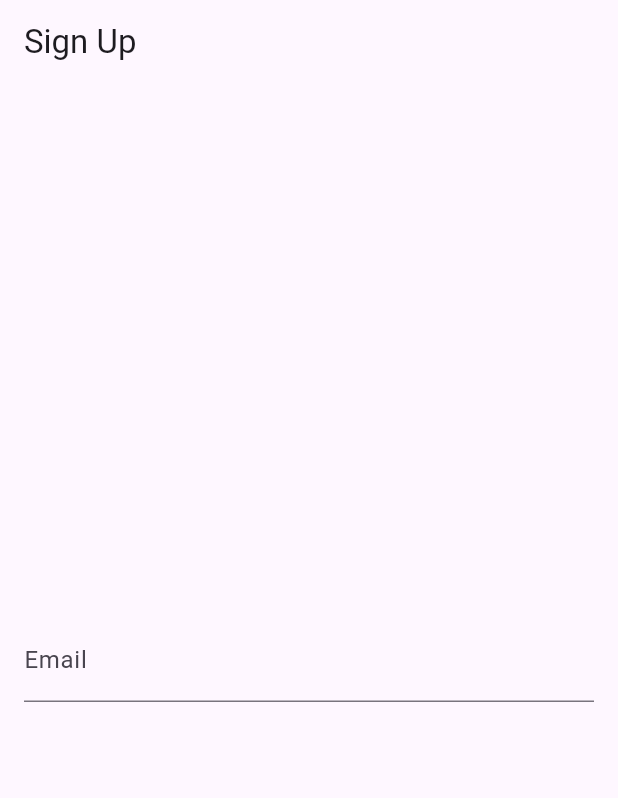
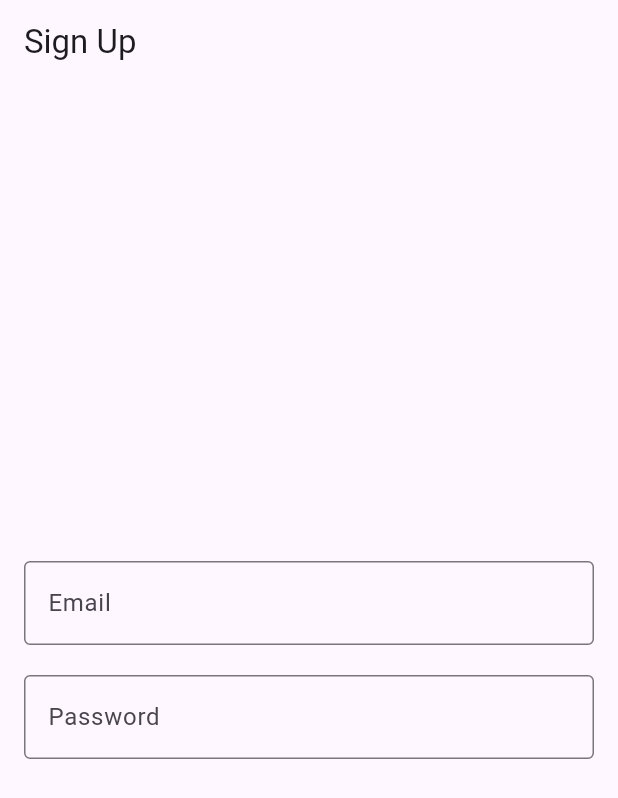
Before and after one commit to whelentyn/chs_sma, a Flutter app: the screen it shows after launch, on a phone screen of 412 x 824 dp. Shown: the top 798 px of the screen. Run offline on Flutter 3.47's test engine with Material 3 defaults, Android fonts, the phone set to English and light mode, and no system bars; our stand-ins replace firebase_auth, firebase_core; accounts and stored records are empty.

Commit message:
added input boxes for email and password sign up

```diff
--- a/lib/signup_screen.dart
+++ b/lib/signup_screen.dart
@@ -15,7 +15,7 @@ class _SignUpScreenState extends State<SignUpScreen> {
   TextEditingController _passController = TextEditingController();
 
   String _email = "";
-  String password = "";
+  String _password = "";
 
   @override
   Widget build(BuildContext context) {
@@ -25,7 +25,7 @@ class _SignUpScreenState extends State<SignUpScreen> {
       ),
       body: Center(
         child: Padding(
-          padding: EdgeInsets.all(16),
+          padding: const EdgeInsets.all(16),
           child: Form(
             key: _formKey,
             child: Column(
@@ -36,7 +36,39 @@ class _SignUpScreenState extends State<SignUpScreen> {
                   keyboardType: TextInputType.emailAddress,
                   decoration: const InputDecoration(
                     label: Text("Email"),
+                    border: OutlineInputBorder(),
                   ),
+                  validator: (value){
+                    if(value == null || value.isEmpty) {
+                      return "Please enter your email address!";
+                    }
+                    return null;
+                  },
+                  onChanged: (value){
+                    setState(() {
+                      _email = value;
+                    });
+                  },
+                ),
+                const SizedBox(height: 20),
+                TextFormField(
+                  controller: _passController,
+                  obscureText: true,
+                  decoration: const InputDecoration(
+                    label: Text("Password"),
+                    border: OutlineInputBorder(),
+                  ),
+                  validator: (value){
+                    if(value == null || value.isEmpty) {
+                      return "Please enter your email address!";
+                    }
+                    return null;
+                  },
+                  onChanged: (value){
+                    setState(() {
+                      _password = value;
+                    });
+                  },
                 ),
               ],
             ),
```
